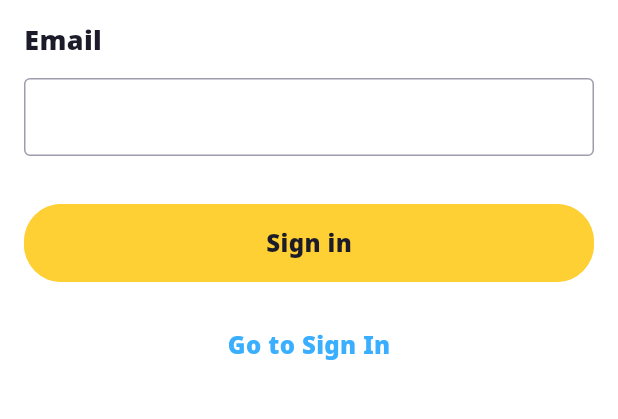
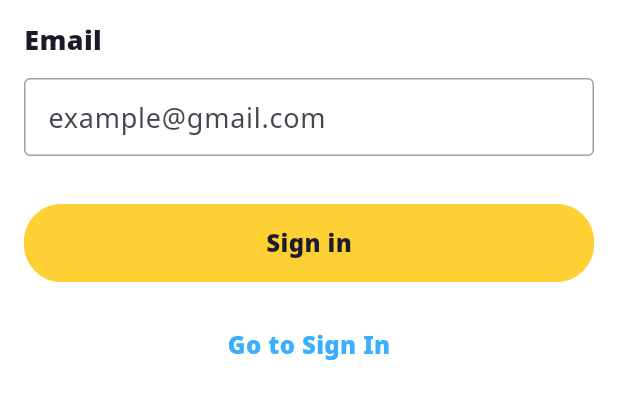
Before and after one commit to ngductuan/FluentFolio, a Flutter app: the screen it shows after launch, after a tap on "Forgot Password?", on a phone screen of 412 x 824 dp, the part 558-977 px from its top. Run offline on Flutter 3.47's test engine with Material 3 defaults, Android fonts, the phone set to English and light mode, and no system bars; our stand-ins replace flutter_svg, hive_flutter, smooth_page_indicator; accounts and stored records are empty.

Commit message:
fix-sdk-version

```diff
--- a/lib/src/features/authentication/presentation/views/sign_in_view.dart
+++ b/lib/src/features/authentication/presentation/views/sign_in_view.dart
@@ -37,20 +37,24 @@ class _SignInViewState extends State<SignInView> {
                 style: AppTextStyle(context).getDefaultStyle().fontHeader.bold,
                 textAlign: TextAlign.start,
               ),
-              const SizedBox(height: spacing16),
-              const TextFieldCustom(
+              const Column(
+                children: [
+                  SizedBox(height: spacing16),
+                  TextFieldCustom(
                     title: TextDoc.txtEmail,
                     inputType: 'email',
                   ),
-              const SizedBox(height: spacing16),
-              const TextFieldCustom(
+                  SizedBox(height: spacing16),
+                  TextFieldCustom(
                     title: TextDoc.txtPassword,
                     inputType: 'password',
                   ),
-              const SizedBox(height: spacing32),
-              const ElevatedCustom(
+                  SizedBox(height: spacing32),
+                  ElevatedCustom(
                     title: 'Sign in',
                     radius: radius24,
+                  ),
+                ],
               ),
               Container(
                 padding:
--- a/lib/src/shared/widgets/text_field.dart
+++ b/lib/src/shared/widgets/text_field.dart
@@ -40,9 +40,10 @@ class TextFieldCustom extends StatelessWidget {
         const SizedBox(
           height: spacing16,
         ),
-        TextField(
+        TextFormField(
           style: AppTextStyle(context).getDefaultStyle().fontHeader,
           decoration: InputDecoration(
+            hintText: inputType != 'password' ? 'example@gmail.com' : '',
             border: const OutlineInputBorder(),
             focusColor: Colors.red,
             focusedBorder: OutlineInputBorder(
@@ -62,6 +63,15 @@ class TextFieldCustom extends StatelessWidget {
           keyboardType: _getKeyboardType(inputType),
           // textInputAction: TextInputAction.done,
           obscureText: inputType == 'password' ? true : false,
+          validator: (value) {
+            if (value == null || value.isEmpty) {
+              return 'Please enter some text';
+            }
+            return null;
+          },
+          onSaved: (value) {
+            print(value);
+          },
         )
       ],
     );
--- a/pubspec.yaml
+++ b/pubspec.yaml
@@ -74,7 +74,7 @@ dependencies:
   hive_flutter: ^1.1.0
   salomon_bottom_bar: ^3.3.2
   font_awesome_flutter: ^10.6.0
-  fluttertoast: ^8.2.4
+  # fluttertoast: ^8.2.4
   firebase_core: ^2.24.2
   google_sign_in: ^6.1.6
   firebase_auth: ^4.16.0
```
Also changed, not shown: lib/src/shared/widgets/input_form.dart (added, +15 -0 lines), pubspec.lock, 2 other files. Lines whose indentation alone changed are shown as unchanged.
